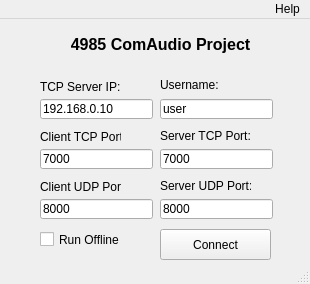
The window that src/application/mainwindow.ui (mvan/4985Final) describes before a commit, drawn with Qt 5.
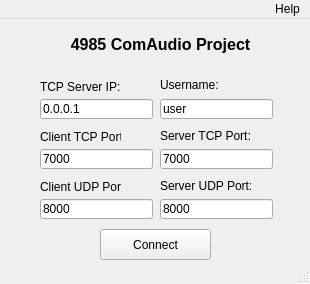
The same window after the commit.

Commit message: a fix to make things not freeze up when you try to connect in offline mode.

```diff
--- a/src/application/mainwindow.ui
+++ b/src/application/mainwindow.ui
@@ -24,13 +24,13 @@
      </rect>
     </property>
     <property name="text">
-     <string>192.168.0.10</string>
+     <string>0.0.0.1</string>
     </property>
    </widget>
    <widget class="QPushButton" name="connect">
     <property name="geometry">
      <rect>
-      <x>160</x>
+      <x>100</x>
       <y>210</y>
       <width>111</width>
       <height>31</height>
@@ -221,19 +221,6 @@
      <string>8000</string>
     </property>
    </widget>
-   <widget class="QCheckBox" name="checkBox">
-    <property name="geometry">
-     <rect>
-      <x>40</x>
-      <y>210</y>
-      <width>111</width>
-      <height>21</height>
-     </rect>
-    </property>
-    <property name="text">
-     <string>Run Offline</string>
-    </property>
-   </widget>
   </widget>
   <widget class="QMenuBar" name="menuBar">
    <property name="geometry">
```
The commit also changes 2 other files.
